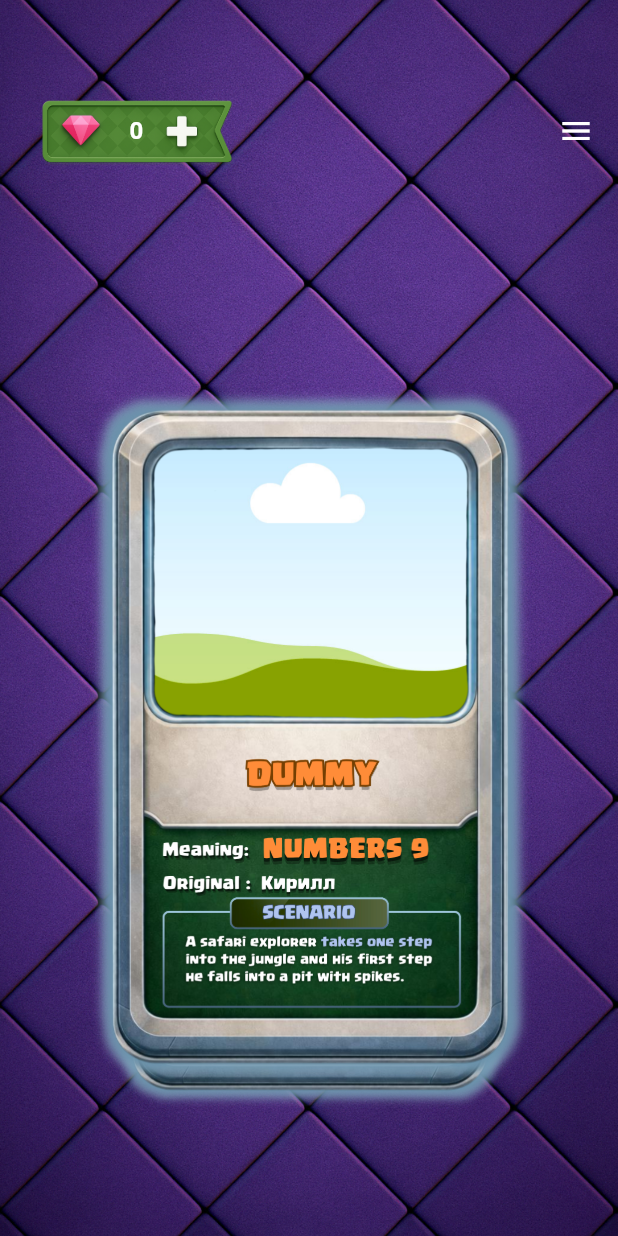
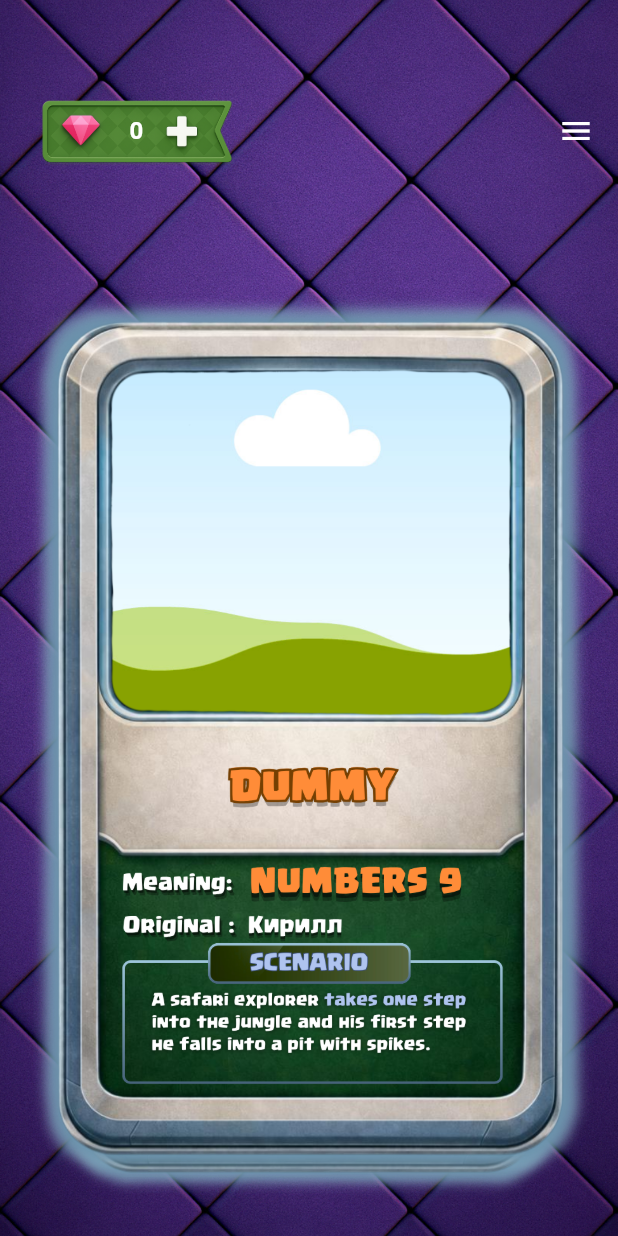
Before and after one commit to Chimera-pkg/memsnap, a Flutter app: the DeckScreen screen opened directly, on a phone screen of 412 x 824 dp. Run offline on Flutter 3.47's test engine with Material 3 defaults, Android fonts, the phone set to English and light mode, and no system bars; drawn by our look-alikes of appinio_swiper; our stand-ins replace audioplayers, device_preview, shared_preferences; accounts and stored records are empty.

Commit message:
fix: deck screen image size

```diff
--- a/lib/features/learning/deck_screen.dart
+++ b/lib/features/learning/deck_screen.dart
@@ -178,26 +178,29 @@ class _DeckScreenState extends State<DeckScreen> {
                   ],
                 ),
                 Expanded(
-                  child: Padding(
-                    padding: const EdgeInsets.symmetric(horizontal: 20, vertical: 40),
                   child: AppinioSwiper(
                     cardCount: _cards.length,
-                      onSwipeEnd: (int previousIndex, int targetIndex, SwiperActivity activity) {
+                    onSwipeEnd:
+                        (
+                          int previousIndex,
+                          int targetIndex,
+                          SwiperActivity activity,
+                        ) {
                           _playSfx('audio/click.mp3');
                         },
                     onEnd: () {
                       Navigator.pushReplacement(
                         context,
-                          MaterialPageRoute(builder: (_) => const VictoryScreen()),
+                        MaterialPageRoute(
+                          builder: (_) => const VictoryScreen(),
+                        ),
                       );
                     },
                     cardBuilder: (BuildContext context, int index) {
-                        return Image.asset(
-                          _cards[index],
-                          fit: BoxFit.contain,
+                      return SizedBox(
+                        child: Image.asset(_cards[index], fit: BoxFit.cover),
                       );
                     },
-                    ),
                   ),
                 ),
               ],
```
Lines whose indentation alone changed are shown as unchanged.
